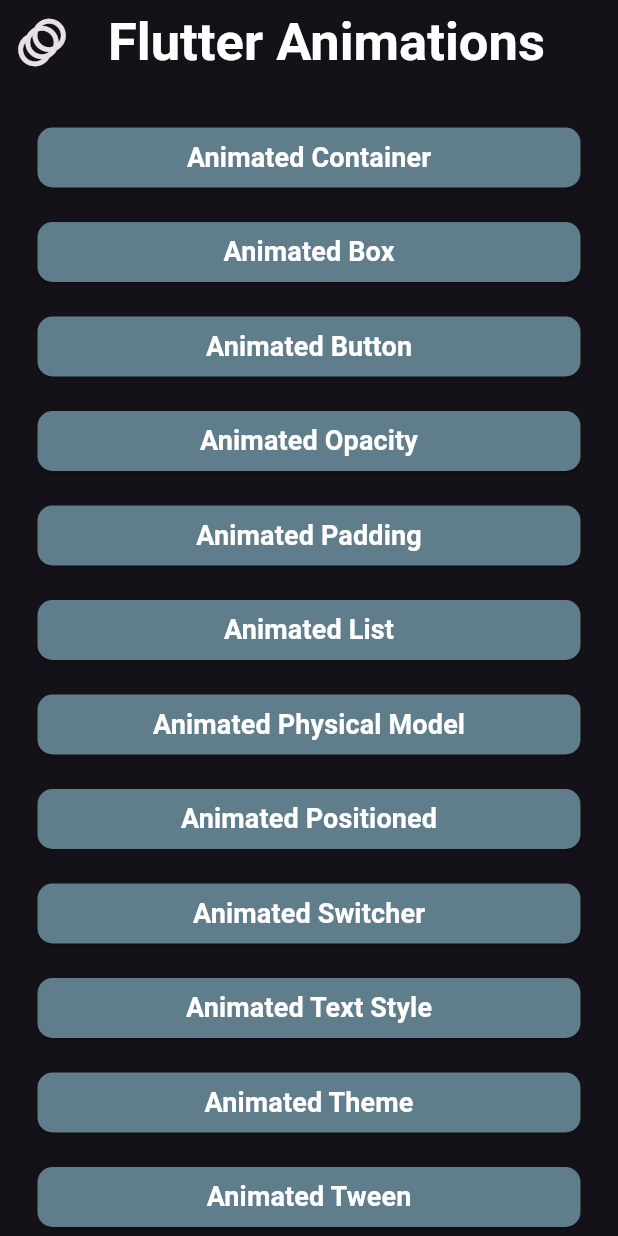
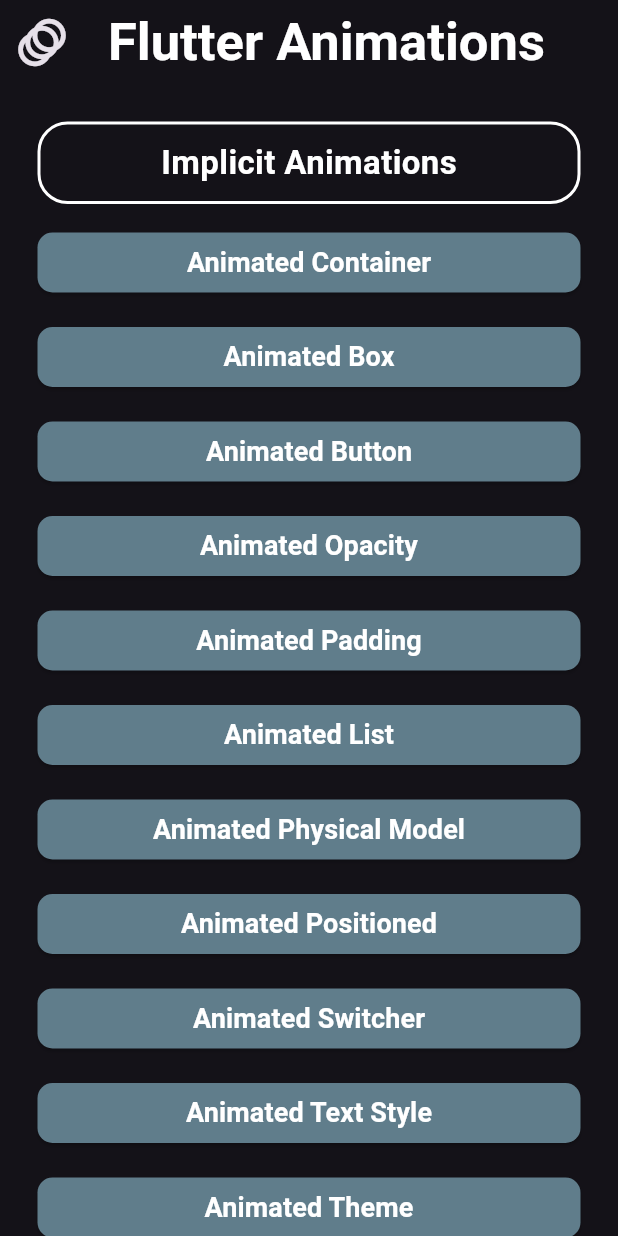
Before and after one commit to PAIshanMadusha/flutter-animations, a Flutter app: the screen it shows after launch, on a phone screen of 412 x 824 dp. Run offline on Flutter 3.47's test engine with Material 3 defaults, Android fonts, the phone set to English and light mode, and no system bars.

Commit message:
Explicit Animations

```diff
--- a/lib/main/home_page.dart
+++ b/lib/main/home_page.dart
@@ -1,17 +1,18 @@
 import 'package:flutter/material.dart';
-import 'package:flutter_animations/animations/implict_animations/custom_animated_physical_model.dart';
-import 'package:flutter_animations/animations/implict_animations/custom_animated_positioned.dart';
-import 'package:flutter_animations/animations/implict_animations/custom_animated_switcher.dart';
-import 'package:flutter_animations/animations/implict_animations/custom_animated_text_style.dart';
-import 'package:flutter_animations/animations/implict_animations/custom_animated_theme.dart';
-import 'package:flutter_animations/animations/implict_animations/custom_animated_tween.dart';
+import 'package:flutter_animations/animations/explicit_animations/details_page_animation.dart';
+import 'package:flutter_animations/animations/implicit_animations/custom_animated_physical_model.dart';
+import 'package:flutter_animations/animations/implicit_animations/custom_animated_positioned.dart';
+import 'package:flutter_animations/animations/implicit_animations/custom_animated_switcher.dart';
+import 'package:flutter_animations/animations/implicit_animations/custom_animated_text_style.dart';
+import 'package:flutter_animations/animations/implicit_animations/custom_animated_theme.dart';
+import 'package:flutter_animations/animations/implicit_animations/custom_animated_tween.dart';
 import 'package:flutter_animations/reusable_widgets.dart/custom_button.dart';
-import 'package:flutter_animations/animations/implict_animations/custom_animated_box.dart';
-import 'package:flutter_animations/animations/implict_animations/custom_animated_button.dart';
-import 'package:flutter_animations/animations/implict_animations/custom_animated_container.dart';
-import 'package:flutter_animations/animations/implict_animations/custom_animated_list.dart';
-import 'package:flutter_animations/animations/implict_animations/custom_animated_opacity.dart';
-import 'package:flutter_animations/animations/implict_animations/custom_animated_padding.dart';
+import 'package:flutter_animations/animations/implicit_animations/custom_animated_box.dart';
+import 'package:flutter_animations/animations/implicit_animations/custom_animated_button.dart';
+import 'package:flutter_animations/animations/implicit_animations/custom_animated_container.dart';
+import 'package:flutter_animations/animations/implicit_animations/custom_animated_list.dart';
+import 'package:flutter_animations/animations/implicit_animations/custom_animated_opacity.dart';
+import 'package:flutter_animations/animations/implicit_animations/custom_animated_padding.dart';
 
 class HomePage extends StatelessWidget {
   const HomePage({super.key});
@@ -37,6 +38,25 @@ class HomePage extends StatelessWidget {
           padding: EdgeInsets.all(25),
           child: Column(
             children: [
+              Container(
+                width: double.infinity,
+                padding: EdgeInsets.all(10),
+                decoration: BoxDecoration(
+                  borderRadius: BorderRadius.circular(20),
+                  border: Border.all(color: Colors.white, width: 2),
+                ),
+                child: Center(
+                  child: Text(
+                    "Implicit Animations",
+                    style: TextStyle(
+                      color: Colors.white,
+                      fontWeight: FontWeight.bold,
+                      fontSize: 22,
+                    ),
+                  ),
+                ),
+              ),
+              SizedBox(height: sizedBoxValue),
               CustomButton(
                 text: "Animated Container",
                 onTap: () {
@@ -180,6 +200,37 @@ class HomePage extends StatelessWidget {
                   );
                 },
               ),
+              SizedBox(height: sizedBoxValue),
+              Container(
+                width: double.infinity,
+                padding: EdgeInsets.all(10),
+                decoration: BoxDecoration(
+                  borderRadius: BorderRadius.circular(20),
+                  border: Border.all(color: Colors.white, width: 2),
+                ),
+                child: Center(
+                  child: Text(
+                    "Explicit Animations",
+                    style: TextStyle(
+                      color: Colors.white,
+                      fontWeight: FontWeight.bold,
+                      fontSize: 22,
+                    ),
+                  ),
+                ),
+              ),
+              SizedBox(height: sizedBoxValue),
+              CustomButton(
+                text: "Explicit Animation",
+                onTap: () {
+                  Navigator.push(
+                    context,
+                    MaterialPageRoute(
+                      builder: (context) => DetailsPageAnimation(),
+                    ),
+                  );
+                },
+              ),
             ],
           ),
         ),
```
Also changed, not shown: lib/animations/explicit_animations/details_page_animation.dart (added, +82 -0 lines), lib/animations/implicit_animations/custom_animated_box.dart (renamed from lib/animations/implict_animations/custom_animated_box.dart), lib/animations/implicit_animations/custom_animated_button.dart (renamed from lib/animations/implict_animations/custom_animated_button.dart), lib/animations/implicit_animations/custom_animated_container.dart (renamed from lib/animations/implict_animations/custom_animated_container.dart), lib/animations/implicit_animations/custom_animated_list.dart (renamed from lib/animations/implict_animations/custom_animated_list.dart), lib/animations/implicit_animations/custom_animated_opacity.dart (renamed from lib/animations/implict_animations/custom_animated_opacity.dart), lib/animations/implicit_animations/custom_animated_padding.dart (renamed from lib/animations/implict_animations/custom_animated_padding.dart), lib/animations/implicit_animations/custom_animated_physical_model.dart (renamed from lib/animations/implict_animations/custom_animated_physical_model.dart), lib/animations/implicit_animations/custom_animated_positioned.dart (renamed from lib/animations/implict_animations/custom_animated_positioned.dart), lib/animations/implicit_animations/custom_animated_switcher.dart (renamed from lib/animations/implict_animations/custom_animated_switcher.dart), lib/animations/implicit_animations/custom_animated_text_style.dart (renamed from lib/animations/implict_animations/custom_animated_text_style.dart), lib/animations/implicit_animations/custom_animated_theme.dart (renamed from lib/animations/implict_animations/custom_animated_theme.dart), lib/animations/implicit_animations/custom_animated_tween.dart (renamed from lib/animations/implict_animations/custom_animated_tween.dart).
